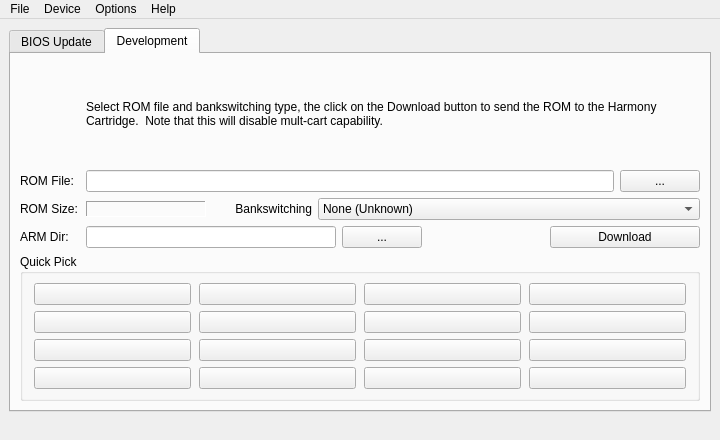
Qt form harmonycartwindow.ui (sa666666/harmonycart) before a commit.
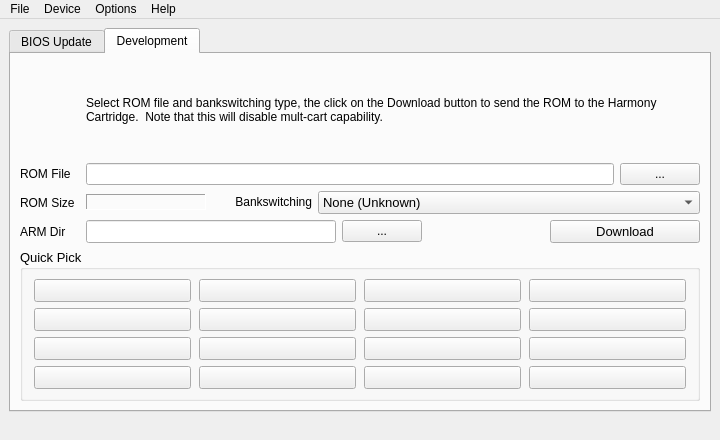
The same form after that commit. The open tabs and pages were chosen to show the change. Icons and pictures are not drawn.

```diff
--- a/harmonycartwindow.ui
+++ b/harmonycartwindow.ui
@@ -456,6 +456,11 @@
               <height>0</height>
              </size>
             </property>
+            <property name="font">
+             <font>
+              <pointsize>9</pointsize>
+             </font>
+            </property>
             <property name="text">
              <string>Select ROM file and bankswitching type, the click on the Download button to send the ROM to the Harmony Cartridge.  Note that this will disable mult-cart capability.</string>
             </property>
@@ -485,8 +490,14 @@
               <height>16777215</height>
              </size>
             </property>
+            <property name="font">
+             <font>
+              <pointsize>9</pointsize>
+              <kerning>false</kerning>
+             </font>
+            </property>
             <property name="text">
-             <string>ROM File:</string>
+             <string>ROM File</string>
             </property>
            </widget>
           </item>
@@ -543,8 +554,13 @@
               <height>16777215</height>
              </size>
             </property>
+            <property name="font">
+             <font>
+              <pointsize>9</pointsize>
+             </font>
+            </property>
             <property name="text">
-             <string>ROM Size:</string>
+             <string>ROM Size</string>
             </property>
            </widget>
           </item>
@@ -590,6 +606,11 @@
               <height>0</height>
              </size>
             </property>
+            <property name="font">
+             <font>
+              <pointsize>9</pointsize>
+             </font>
+            </property>
             <property name="text">
              <string>Bankswitching</string>
             </property>
@@ -606,6 +627,11 @@
               <height>0</height>
              </size>
             </property>
+            <property name="font">
+             <font>
+              <pointsize>10</pointsize>
+             </font>
+            </property>
             <property name="toolTip">
              <string>Override the bankswitching scheme
 for the currently selected ROM image.
@@ -767,8 +793,13 @@
               <height>16777215</height>
              </size>
             </property>
+            <property name="font">
+             <font>
+              <pointsize>9</pointsize>
+             </font>
+            </property>
             <property name="text">
-             <string>ARM Dir:</string>
+             <string>ARM Dir</string>
             </property>
            </widget>
           </item>
@@ -836,6 +867,11 @@
               <height>0</height>
              </size>
             </property>
+            <property name="font">
+             <font>
+              <pointsize>10</pointsize>
+             </font>
+            </property>
             <property name="toolTip">
              <string>Download the currently selected ROM
 image to the Harmony Cart.</string>
@@ -849,6 +885,11 @@
         </item>
         <item>
          <widget class="QGroupBox" name="groupBox">
+          <property name="font">
+           <font>
+            <pointsize>10</pointsize>
+           </font>
+          </property>
           <property name="title">
            <string>Quick Pick</string>
           </property>
```
Left out of the diff: 48 changed lines with no effect on the pictures.
